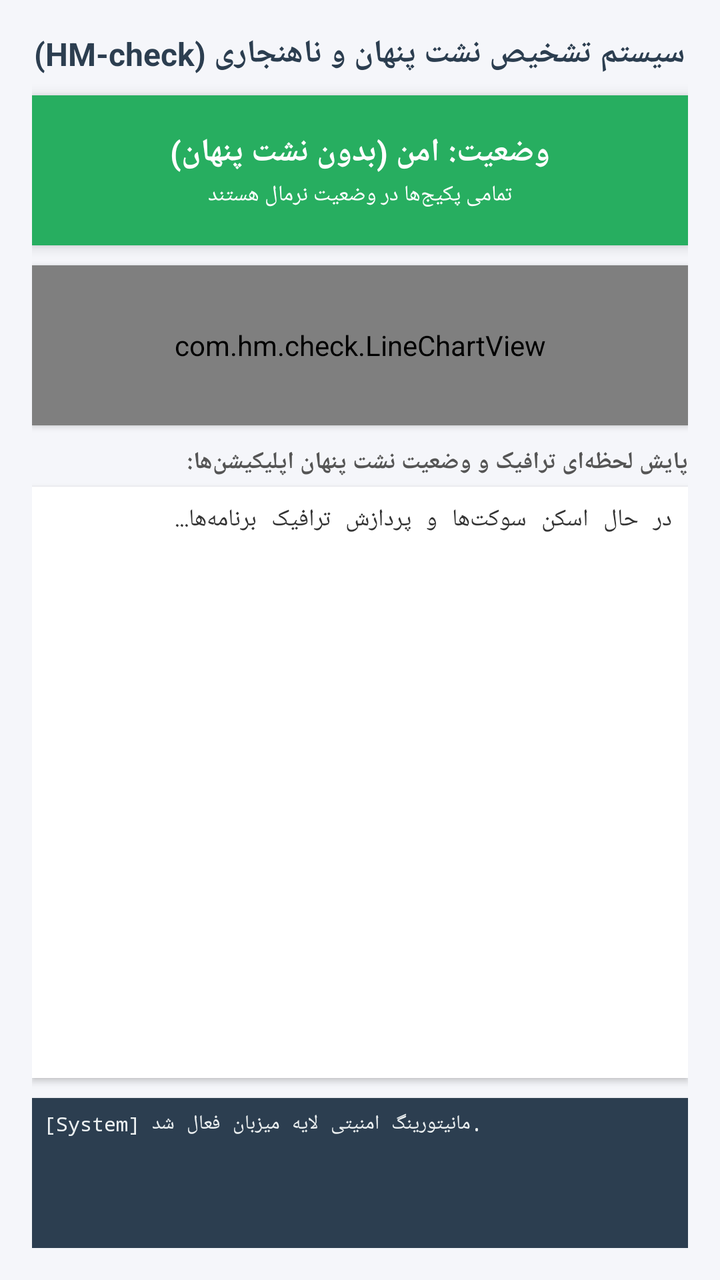
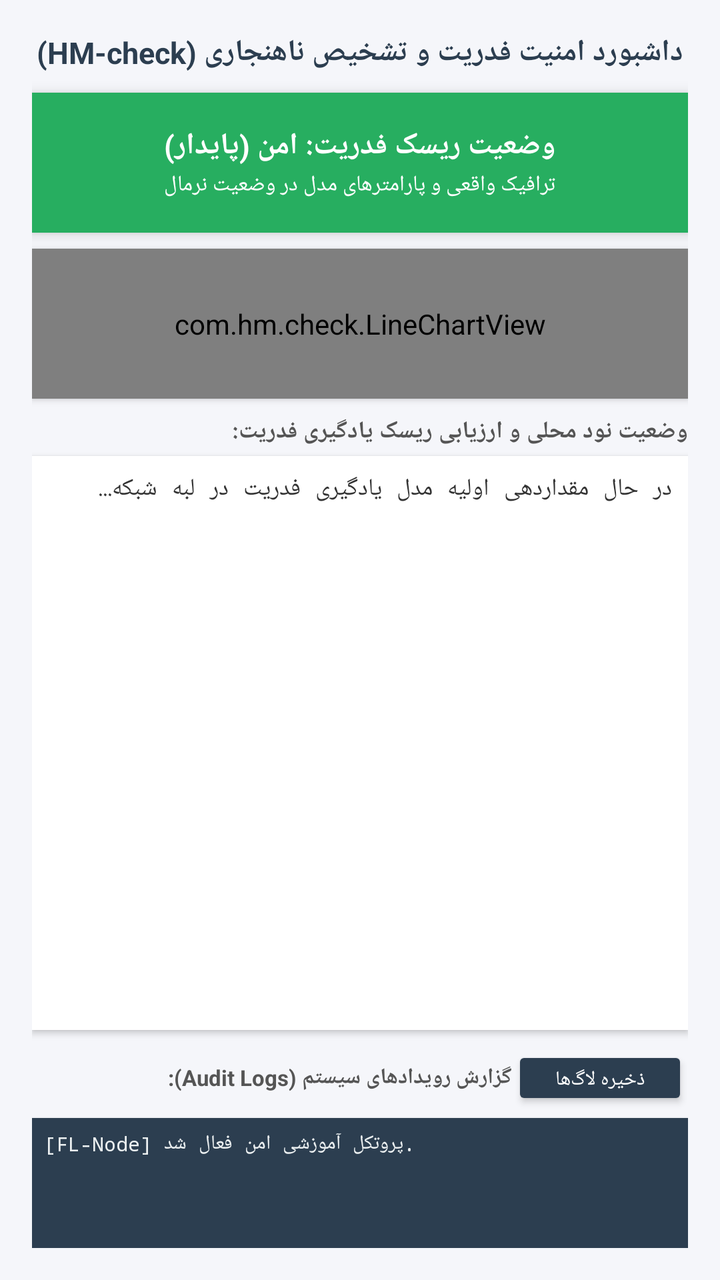

Screens rendered from an Android XML layout before and after an edit, with the pre-edit source and the edit as a unified diff.
<!-- AndroidManifest.xml: application theme Theme.AppCompat.Light.DarkActionBar -->
<!-- res/layout/activity_main.xml -->
<?xml version="1.0" encoding="utf-8"?>
<LinearLayout 
    xmlns:android="http://schemas.android.com/apk/res/android"
    android:layout_width="match_parent"
    android:layout_height="match_parent"
    android:orientation="vertical"
    android:padding="16dp"
    android:gravity="center_horizontal"
    android:background="#F5F6FA">

    
    <TextView
        android:layout_width="wrap_content"
        android:layout_height="wrap_content"
        android:text="سیستم تشخیص نشت پنهان و ناهنجاری (HM-check)"
        android:textSize="16sp"
        android:textStyle="bold"
        android:textColor="#2C3E50"
        android:layout_marginBottom="10dp" />

    
    <LinearLayout
        android:id="@+id/cardStatus"
        android:layout_width="match_parent"
        android:layout_height="75dp"
        android:orientation="vertical"
        android:gravity="center"
        android:background="#27AE60"
        android:elevation="4dp"
        android:layout_marginBottom="10dp">

        <TextView
            android:id="@+id/txtStatusTitle"
            android:layout_width="wrap_content"
            android:layout_height="wrap_content"
            android:text="وضعیت: امن (بدون نشت پنهان)"
            android:textColor="#FFFFFF"
            android:textSize="16sp"
            android:textStyle="bold" />

        <TextView
            android:id="@+id/txtStatusDesc"
            android:layout_width="wrap_content"
            android:layout_height="wrap_content"
            android:text="تمامی پکیج‌ها در وضعیت نرمال هستند"
            android:textColor="#FFFFFF"
            android:textSize="11sp"
            android:layout_marginTop="3dp" />
    </LinearLayout>

    
    <com.hm.check.LineChartView
        android:id="@+id/lineChart"
        android:layout_width="match_parent"
        android:layout_height="80dp"
        android:background="#FFFFFF"
        android:elevation="2dp"
        android:layout_marginBottom="10dp" />

    
    <TextView
        android:layout_width="match_parent"
        android:layout_height="wrap_content"
        android:text="پایش لحظه‌ای ترافیک و وضعیت نشت پنهان اپلیکیشن‌ها:"
        android:textSize="12sp"
        android:textStyle="bold"
        android:textColor="#555555"
        android:layout_marginBottom="4dp" />

    <ScrollView
        android:layout_width="match_parent"
        android:layout_height="0dp"
        android:layout_weight="1"
        android:background="#FFFFFF"
        android:padding="8dp"
        android:elevation="2dp"
        android:layout_marginBottom="10dp">

        <TextView
            android:id="@+id/txtAppTrafficList"
            android:layout_width="match_parent"
            android:layout_height="wrap_content"
            android:text="در حال اسکن سوکت‌ها و پردازش ترافیک برنامه‌ها...\n"
            android:textSize="12sp"
            android:textColor="#333333"
            android:fontFamily="monospace" />
    </ScrollView>

    
    <ScrollView
        android:layout_width="match_parent"
        android:layout_height="75dp"
        android:background="#2C3E50"
        android:padding="6dp"
        android:elevation="2dp">

        <TextView
            android:id="@+id/txtLogHistory"
            android:layout_width="match_parent"
            android:layout_height="wrap_content"
            android:text="[System] مانیتورینگ امنیتی لایه میزبان فعال شد.\n"
            android:textSize="10sp"
            android:textColor="#ECF0F1"
            android:fontFamily="monospace" />
    </ScrollView>

</LinearLayout>
<!-- resources referenced by this layout -->
<resources>

</resources>

<!-- the commit's change to res/layout/activity_main.xml (unified diff, before → after) -->
@@ -12,8 +12,8 @@
     <TextView
         android:layout_width="wrap_content"
         android:layout_height="wrap_content"
-        android:text="سیستم تشخیص نشت پنهان و ناهنجاری (HM-check)"
-        android:textSize="16sp"
+        android:text="داشبورد امنیت فدریت و تشخیص ناهنجاری (HM-check)"
+        android:textSize="15sp"
         android:textStyle="bold"
         android:textColor="#2C3E50"
         android:layout_marginBottom="10dp" />
@@ -22,46 +22,46 @@
     <LinearLayout
         android:id="@+id/cardStatus"
         android:layout_width="match_parent"
-        android:layout_height="75dp"
+        android:layout_height="70dp"
         android:orientation="vertical"
         android:gravity="center"
         android:background="#27AE60"
         android:elevation="4dp"
-        android:layout_marginBottom="10dp">
+        android:layout_marginBottom="8dp">
 
         <TextView
             android:id="@+id/txtStatusTitle"
             android:layout_width="wrap_content"
             android:layout_height="wrap_content"
-            android:text="وضعیت: امن (بدون نشت پنهان)"
+            android:text="وضعیت ریسک فدریت: امن (پایدار)"
             android:textColor="#FFFFFF"
-            android:textSize="16sp"
+            android:textSize="15sp"
             android:textStyle="bold" />
 
         <TextView
             android:id="@+id/txtStatusDesc"
             android:layout_width="wrap_content"
             android:layout_height="wrap_content"
-            android:text="تمامی پکیج‌ها در وضعیت نرمال هستند"
+            android:text="ترافیک واقعی و پارامترهای مدل در وضعیت نرمال"
             android:textColor="#FFFFFF"
             android:textSize="11sp"
-            android:layout_marginTop="3dp" />
+            android:layout_marginTop="2dp" />
     </LinearLayout>
 
     
     <com.hm.check.LineChartView
         android:id="@+id/lineChart"
         android:layout_width="match_parent"
-        android:layout_height="80dp"
+        android:layout_height="75dp"
         android:background="#FFFFFF"
         android:elevation="2dp"
-        android:layout_marginBottom="10dp" />
+        android:layout_marginBottom="8dp" />
 
     
     <TextView
         android:layout_width="match_parent"
         android:layout_height="wrap_content"
-        android:text="پایش لحظه‌ای ترافیک و وضعیت نشت پنهان اپلیکیشن‌ها:"
+        android:text="وضعیت نود محلی و ارزیابی ریسک یادگیری فدریت:"
         android:textSize="12sp"
         android:textStyle="bold"
         android:textColor="#555555"
@@ -74,22 +74,48 @@
         android:background="#FFFFFF"
         android:padding="8dp"
         android:elevation="2dp"
-        android:layout_marginBottom="10dp">
+        android:layout_marginBottom="8dp">
 
         <TextView
             android:id="@+id/txtAppTrafficList"
             android:layout_width="match_parent"
             android:layout_height="wrap_content"
-            android:text="در حال اسکن سوکت‌ها و پردازش ترافیک برنامه‌ها...\n"
+            android:text="در حال مقداردهی اولیه مدل یادگیری فدریت در لبه شبکه...\n"
             android:textSize="12sp"
             android:textColor="#333333"
             android:fontFamily="monospace" />
     </ScrollView>
 
     
+    <LinearLayout
+        android:layout_width="match_parent"
+        android:layout_height="wrap_content"
+        android:orientation="horizontal"
+        android:gravity="center_vertical"
+        android:layout_marginBottom="4dp">
+
+        <TextView
+            android:layout_width="0dp"
+            android:layout_height="wrap_content"
+            android:layout_weight="1"
+            android:text="گزارش رویدادهای سیستم (Audit Logs):"
+            android:textSize="11sp"
+            android:textStyle="bold"
+            android:textColor="#555555" />
+
+        <Button
+            android:id="@+id/btnSaveLogs"
+            android:layout_width="wrap_content"
+            android:layout_height="32dp"
+            android:text="ذخیره لاگ‌ها"
+            android:textSize="10sp"
+            android:backgroundTint="#2C3E50"
+            android:textColor="#FFFFFF" />
+    </LinearLayout>
+
     <ScrollView
         android:layout_width="match_parent"
-        android:layout_height="75dp"
+        android:layout_height="65dp"
         android:background="#2C3E50"
         android:padding="6dp"
         android:elevation="2dp">
@@ -98,7 +124,7 @@
             android:id="@+id/txtLogHistory"
             android:layout_width="match_parent"
             android:layout_height="wrap_content"
-            android:text="[System] مانیتورینگ امنیتی لایه میزبان فعال شد.\n"
+            android:text="[FL-Node] پروتکل آموزشی امن فعال شد.\n"
             android:textSize="10sp"
             android:textColor="#ECF0F1"
             android:fontFamily="monospace" />
